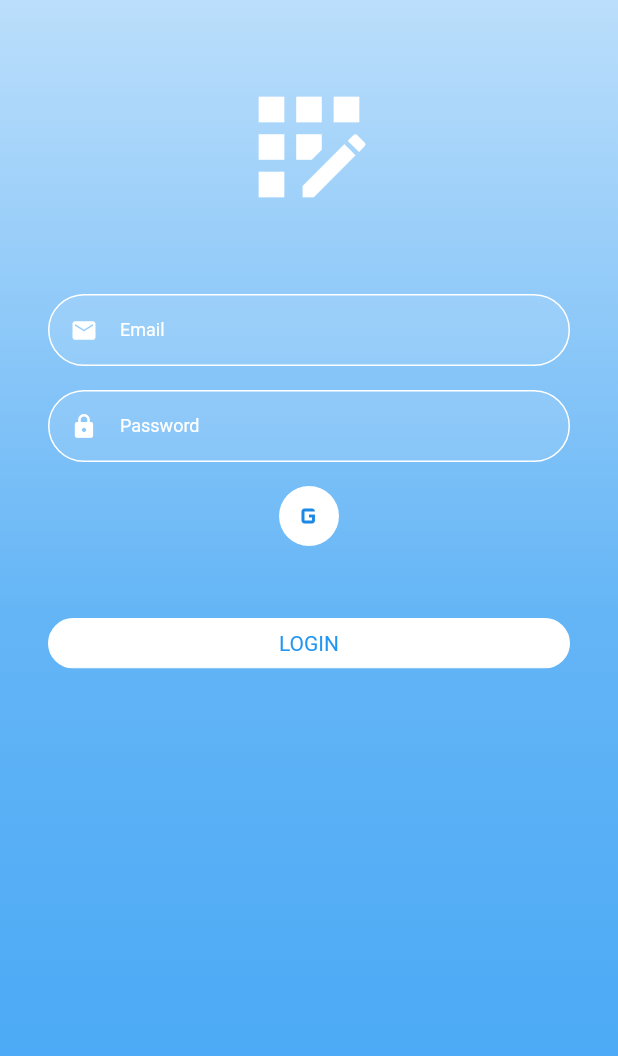
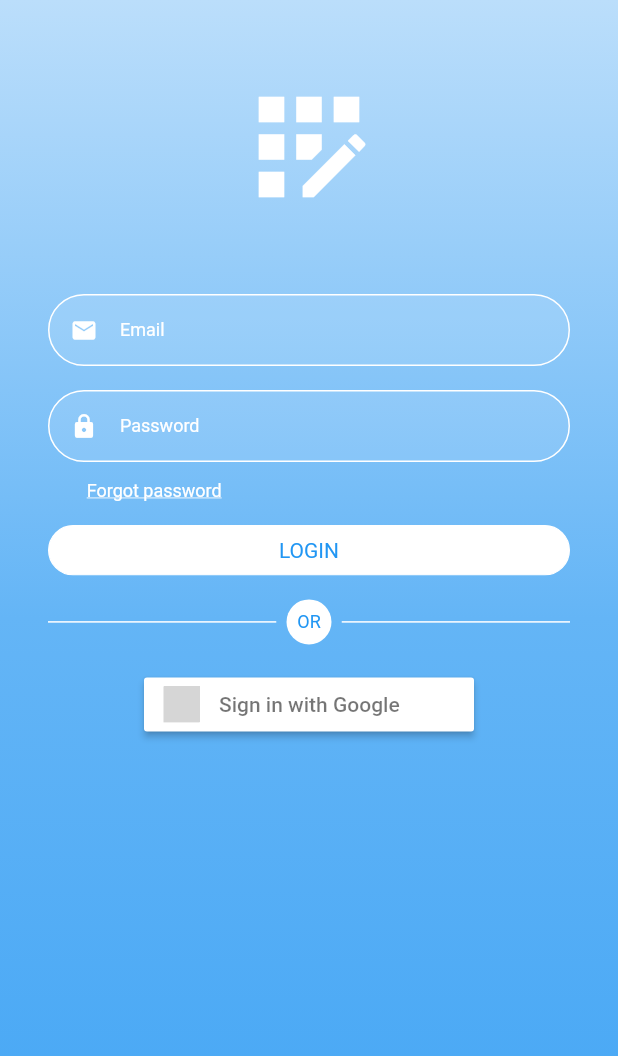
Before and after one commit to noctisbeta/quick_reminders, a Flutter app: the LoginView screen opened directly, on a phone screen of 412 x 824 dp. Shown: the top 1056 px of the screen. Run offline on Flutter 3.47's test engine with Material 2 defaults, Android fonts, the phone set to English and light mode, and no system bars; our stand-ins replace cloud_firestore, dartz, expandable_page_view, firebase_auth, firebase_core, flutter_hooks and 3 more; accounts and stored records are empty; grey boxes are pictures that could not be loaded.

Commit message:
google sign in and profile creation refactor

```diff
--- /dev/null
+++ b/lib/authentication/controllers/google_controller.dart
@@ -0,0 +1,30 @@
+import 'dart:developer';
+
+import 'package:google_sign_in/google_sign_in.dart';
+import 'package:hooks_riverpod/hooks_riverpod.dart';
+
+/// Google sign in controller.
+class GoogleController {
+  /// Provides the controller.
+  static final provider = Provider.autoDispose<GoogleController>(
+    (ref) => GoogleController(),
+  );
+
+  /// Sign in with google and return the account if successful.
+  Future<GoogleSignInAccount?> signInWithGoogle() async {
+    try {
+      final googleSignIn = GoogleSignIn();
+
+      await googleSignIn.signOut();
+      // await googleSignIn.disconnect();
+
+      final account = await googleSignIn.signIn();
+
+      return account;
+      // ignore: avoid_catches_without_on_clauses
+    } catch (e) {
+      log('Error signing in with Google: $e');
+      return null;
+    }
+  }
+}
--- a/lib/authentication/models/login/login_state.dart
+++ b/lib/authentication/models/login/login_state.dart
@@ -9,13 +9,15 @@ class LoginState {
     required this.loginData,
     required this.loginDataErrors,
     required this.processingState,
+    required this.googleInProgress,
   });
 
   /// Empty constructor.
   LoginState.empty()
       : loginData = LoginData.empty(),
         loginDataErrors = LoginDataErrors.empty(),
-        processingState = ProcessingState.loaded;
+        processingState = ProcessingState.loaded,
+        googleInProgress = false;
 
   /// Registration data.
   final LoginData loginData;
@@ -26,6 +28,9 @@ class LoginState {
   /// Processing state.
   final ProcessingState processingState;
 
+  /// Whether the Google sign in is in progress.
+  final bool googleInProgress;
+
   /// True if the state is loading.
   bool get isLoading => processingState == ProcessingState.loading;
 
@@ -34,11 +39,13 @@ class LoginState {
     LoginData? loginData,
     LoginDataErrors? loginDataErrors,
     ProcessingState? processingState,
+    bool? googleInProgress,
   }) {
     return LoginState(
       loginData: loginData ?? this.loginData,
       loginDataErrors: loginDataErrors ?? this.loginDataErrors,
       processingState: processingState ?? this.processingState,
+      googleInProgress: googleInProgress ?? this.googleInProgress,
     );
   }
 }
--- a/lib/authentication/views/login_view.dart
+++ b/lib/authentication/views/login_view.dart
@@ -1,5 +1,6 @@
 import 'package:flutter/material.dart';
 import 'package:flutter_hooks/flutter_hooks.dart';
+import 'package:flutter_signin_button/flutter_signin_button.dart';
 import 'package:hooks_riverpod/hooks_riverpod.dart';
 import 'package:quick_reminders/authentication/controllers/login_controller.dart';
 import 'package:quick_reminders/authentication/models/login/login_data.dart';
@@ -101,27 +102,23 @@ class LoginView extends HookConsumerWidget {
                       ),
                     ),
                     const SizedBox(
-                      height: 16,
+                      height: 12,
                     ),
-                    GestureDetector(
-                      onTap: () => loginController.signInWithGoogle().then((value) {
-                        if (value) {
-                          popAllAndPush(
-                            context,
-                            const HomeView(),
-                          );
-                        }
-                      }),
-                      child: CircleAvatar(
-                        backgroundColor: Colors.white,
-                        child: Icon(
-                          Icons.g_mobiledata,
-                          color: Colors.blue[600],
+                    Align(
+                      alignment: Alignment.centerLeft.add(
+                        const Alignment(0.2, 0),
+                      ),
+                      child: const Text(
+                        'Forgot password',
+                        style: TextStyle(
+                          color: Colors.white,
+                          fontSize: 12,
+                          decoration: TextDecoration.underline,
                         ),
                       ),
                     ),
                     const SizedBox(
-                      height: 48,
+                      height: 16,
                     ),
                     Hero(
                       tag: 'loginButton',
@@ -156,6 +153,68 @@ class LoginView extends HookConsumerWidget {
                     const SizedBox(
                       height: 16,
                     ),
+                    Row(
+                      children: [
+                        Expanded(
+                          child: Container(
+                            height: 1,
+                            color: Colors.white,
+                          ),
+                        ),
+                        Padding(
+                          padding: const EdgeInsets.symmetric(
+                            horizontal: 6,
+                          ),
+                          child: Container(
+                            padding: const EdgeInsets.all(8),
+                            decoration: const BoxDecoration(
+                              shape: BoxShape.circle,
+                              color: Colors.white,
+                            ),
+                            child: Text(
+                              'OR',
+                              style: TextStyle(
+                                color: Colors.blue[500],
+                                fontSize: 12,
+                              ),
+                            ),
+                          ),
+                        ),
+                        Expanded(
+                          child: Container(
+                            height: 1,
+                            color: Colors.white,
+                          ),
+                        ),
+                      ],
+                    ),
+                    const SizedBox(
+                      height: 16,
+                    ),
+                    if (loginState.googleInProgress)
+                      const CircularProgressIndicator(
+                        color: Colors.white,
+                        strokeWidth: 3,
+                      )
+                    else
+                      SignInButton(
+                        Buttons.Google,
+                        onPressed: () {
+                          loginController.signInWithGoogle().then(
+                            (value) {
+                              if (value) {
+                                popAllAndPush(
+                                  context,
+                                  const HomeView(),
+                                );
+                              }
+                            },
+                          );
+                        },
+                      ),
+                    const SizedBox(
+                      height: 16,
+                    ),
                   ],
                 ),
               ),
--- a/pubspec.yaml
+++ b/pubspec.yaml
@@ -38,6 +38,7 @@ dependencies:
   flutter:
     sdk: flutter
   flutter_hooks: ^0.18.5+1
+  flutter_signin_button: ^2.0.0
   google_sign_in: ^5.4.2
   hooks_riverpod: ^1.0.4
 
```
Also changed, not shown: lib/authentication/controllers/login_controller.dart (+16 -76 lines), lib/profile/controllers/profile_controller.dart (+39 -0 lines), pubspec.lock, 1 other file.
